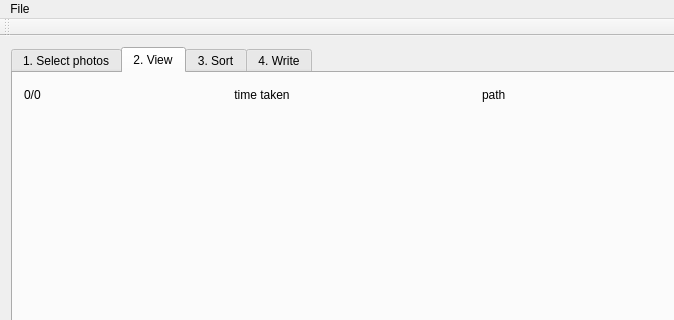
Before: the Qt Designer form src/mainwindow.ui in tdegeus/chroto, drawn with Qt 5; both pictures show x 0 to 674 and y 0 to 320 of the 889 by 646 pixel window.
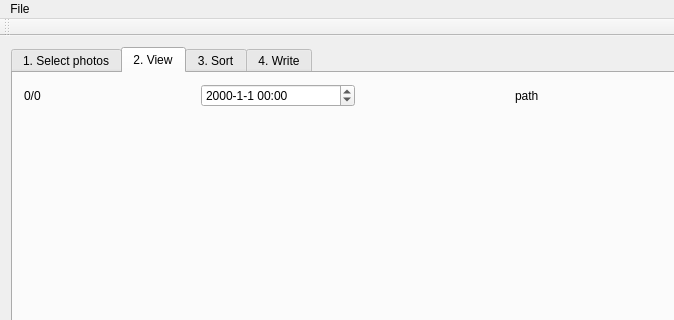
After: the same form once the commit is applied. The open tabs and pages were chosen to show the change.

Commit message: Added date/time change to view tab, remove time reference select from write tab

Patch:
```diff
--- a/src/mainwindow.ui
+++ b/src/mainwindow.ui
@@ -1025,12 +1025,33 @@
            </spacer>
           </item>
           <item>
-           <widget class="QLabel" name="tV_label_time">
-            <property name="text">
-             <string>time taken</string>
+           <widget class="QDateTimeEdit" name="tV_dateTimeEdit">
+            <property name="enabled">
+             <bool>true</bool>
             </property>
-            <property name="alignment">
-             <set>Qt::AlignCenter</set>
+            <property name="sizePolicy">
+             <sizepolicy hsizetype="Expanding" vsizetype="Fixed">
+              <horstretch>0</horstretch>
+              <verstretch>0</verstretch>
+             </sizepolicy>
+            </property>
+            <property name="minimumSize">
+             <size>
+              <width>0</width>
+              <height>0</height>
+             </size>
+            </property>
+            <property name="focusPolicy">
+             <enum>Qt::ClickFocus</enum>
+            </property>
+            <property name="displayFormat">
+             <string>yyyy-M-d HH:mm</string>
+            </property>
+            <property name="calendarPopup">
+             <bool>false</bool>
+            </property>
+            <property name="timeSpec">
+             <enum>Qt::LocalTime</enum>
             </property>
            </widget>
           </item>
```
Left out of the diff: 28 changed lines with no effect on the pictures. The commit also changes 6 other files.
